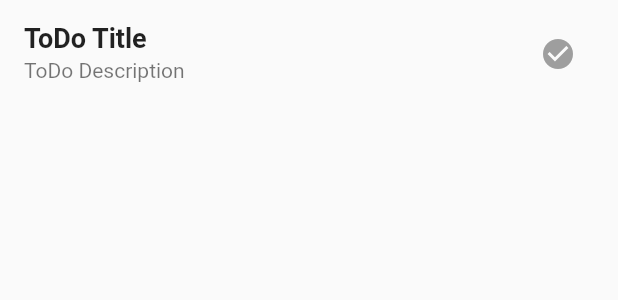
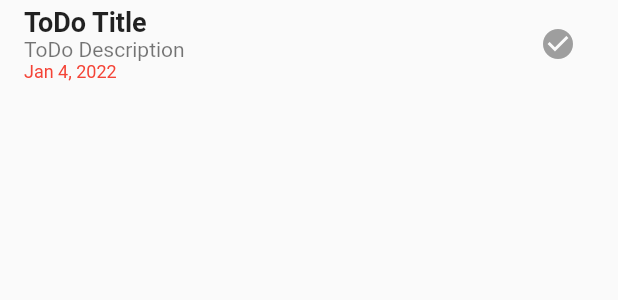
Before and after one commit to yash-chudasama/todo_flutter, a Flutter app: the ToDoTile widget shown alone on an empty page, opened directly, on a phone screen of 412 x 824 dp. Shown: the top 300 px of the screen. Run offline on Flutter 3.47's test engine with Material 2 defaults, Android fonts, the phone set to English and light mode, and no system bars; drawn by our look-alikes of flutter_slidable; our stand-ins replace dio, flutter_datetime_picker; network calls fail.

```diff
--- a/lib/main.dart
+++ b/lib/main.dart
@@ -1,5 +1,5 @@
 import 'package:flutter/material.dart';
-import 'package:todo_app/ui/screens/home_screen.dart';
+import 'ui/screens/home_screen.dart';
 
 void main() {
   runApp(const TodoApp());
--- a/lib/models/todo.dart
+++ b/lib/models/todo.dart
@@ -26,23 +26,28 @@ class Todo {
     this.title = "",
     this.description = "",
     this.hasDone = false,
+    this.dueDate,
   });
 
   String id;
   String title;
   String description;
   bool hasDone;
+  DateTime? dueDate;
 
   factory Todo.fromJson(Map<String, dynamic> json) => Todo(
         id: json["_id"],
         title: json["title"],
         description: json["description"],
         hasDone: json["hasDone"],
+        dueDate:
+            json["dueDate"] == null ? null : DateTime.parse(json["dueDate"]),
       );
 
   Map<String, dynamic> toJson() => {
         "title": title,
         "description": description,
         "hasDone": hasDone,
+        "dueDate": dueDate?.toIso8601String(),
       };
 }
--- a/lib/ui/widgets/todo_tile.dart
+++ b/lib/ui/widgets/todo_tile.dart
@@ -1,16 +1,21 @@
 import 'package:flutter/material.dart';
 import 'package:flutter_slidable/flutter_slidable.dart';
+import 'package:intl/intl.dart';
 
 class ToDoTile extends StatelessWidget {
   final String title, description;
   final bool hasDone;
+  final DateTime? date;
   final void Function()? onClick, onDelete;
+  final DateFormat dateFormat = DateFormat(DateFormat.YEAR_ABBR_MONTH_DAY);
+  final nowDate = DateTime.now();
 
-  const ToDoTile({
+  ToDoTile({
     Key? key,
     this.title = "ToDo Title",
     this.description = "ToDo Description",
     this.hasDone = false,
+    this.date,
     this.onClick,
     this.onDelete,
   }) : super(key: key);
@@ -18,10 +23,10 @@ class ToDoTile extends StatelessWidget {
   @override
   Widget build(BuildContext context) {
     return Slidable(
-      endActionPane: ActionPane(motion: ScrollMotion(), children: [
+      endActionPane: ActionPane(motion: const ScrollMotion(), children: [
         SlidableAction(
           onPressed: (context) => onDelete?.call(),
-          backgroundColor: Color(0xFFFE4A49),
+          backgroundColor: const Color(0xFFFE4A49),
           foregroundColor: Colors.white,
           icon: Icons.delete,
           label: 'Delete',
@@ -37,11 +42,29 @@ class ToDoTile extends StatelessWidget {
                 hasDone ? TextDecoration.lineThrough : TextDecoration.none,
           ),
         ),
-        subtitle: Text(
-          description,
-          style: const TextStyle(
-            fontSize: 14,
-          ),
+        subtitle: Column(
+          mainAxisSize: MainAxisSize.min,
+          crossAxisAlignment: CrossAxisAlignment.start,
+          children: [
+            Text(
+              description,
+              style: const TextStyle(
+                fontSize: 14,
+              ),
+            ),
+            Text(
+              dateFormat.format(date ?? DateTime.now()),
+              style: TextStyle(
+                fontSize: 12,
+                color:
+                    (DateTime(nowDate.year, nowDate.month, nowDate.day, 23, 59)
+                                .isAfter(date ?? nowDate) &&
+                            !hasDone)
+                        ? Colors.red
+                        : Colors.grey,
+              ),
+            ),
+          ],
         ),
         trailing: IconButton(
           icon: Icon(
--- a/lib/util/server_urls.dart
+++ b/lib/util/server_urls.dart
@@ -1,2 +1,2 @@
-const String baseUrl = "https://bec0-117-228-65-3.ngrok.io";
+const String baseUrl = "http://bd1a-117-228-95-146.ngrok.io";
 const String todosUrl = "$baseUrl/todos";
--- a/pubspec.yaml
+++ b/pubspec.yaml
@@ -36,6 +36,9 @@ dependencies:
   cupertino_icons: ^1.0.2
   dio: ^4.0.4
   flutter_slidable: ^1.2.0
+  intl: ^0.17.0
+  flutter_datetime_picker: ^1.5.1
+  pull_to_refresh: ^2.0.0
 
 dev_dependencies:
   flutter_test:
```
Also changed, not shown: lib/services/network_service.dart (+24 -5 lines), lib/ui/screens/home_screen.dart (+58 -18 lines), pubspec.lock.
